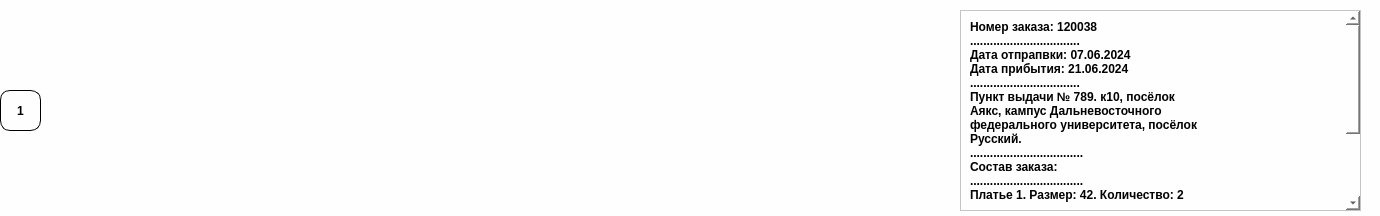
Above: order.ui from yobysheva/pyQT_DressesStore before the change. Below: the same form after it.
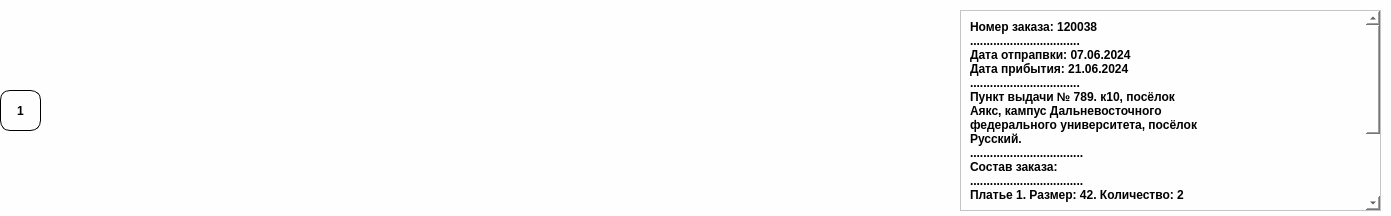
That is the form after the change.

Commit message: commit "высвечивается цена в моих заказах"

```diff
--- a/order.ui
+++ b/order.ui
@@ -6,7 +6,7 @@
    <rect>
     <x>0</x>
     <y>0</y>
-    <width>1380</width>
+    <width>1391</width>
     <height>216</height>
    </rect>
   </property>
@@ -39,7 +39,7 @@
     <rect>
      <x>960</x>
      <y>10</y>
-     <width>401</width>
+     <width>421</width>
      <height>201</height>
     </rect>
    </property>
@@ -51,8 +51,8 @@
      <rect>
       <x>0</x>
       <y>0</y>
-      <width>378</width>
-      <height>484</height>
+      <width>398</width>
+      <height>568</height>
      </rect>
     </property>
     <layout class="QVBoxLayout" name="verticalLayout">
```
Left out of the diff: 2 changed lines with no effect on the pictures. The commit also changes 2 other files.
